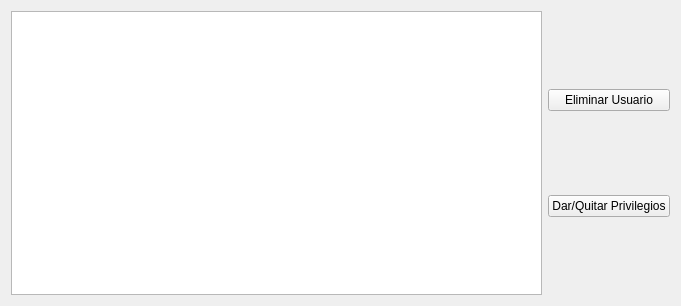
Qt form controlvendedoresform.ui (Jack-Christopher/CC2-Proyecto-Final) before a commit.
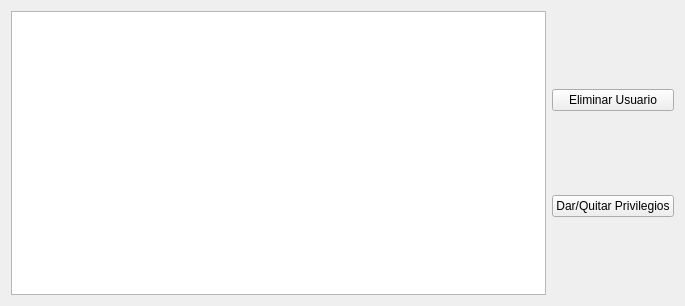
The same form after that commit.

```diff
--- a/controlvendedoresform.ui
+++ b/controlvendedoresform.ui
@@ -6,7 +6,7 @@
    <rect>
     <x>0</x>
     <y>0</y>
-    <width>681</width>
+    <width>685</width>
     <height>306</height>
    </rect>
   </property>
```
